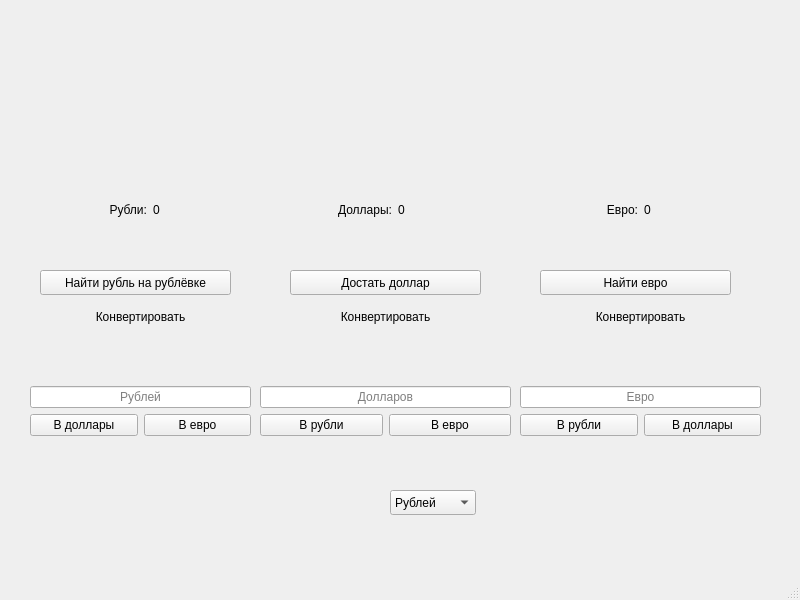
Znoleg/AuctionGame, file mainwindow.ui: the form before one commit.
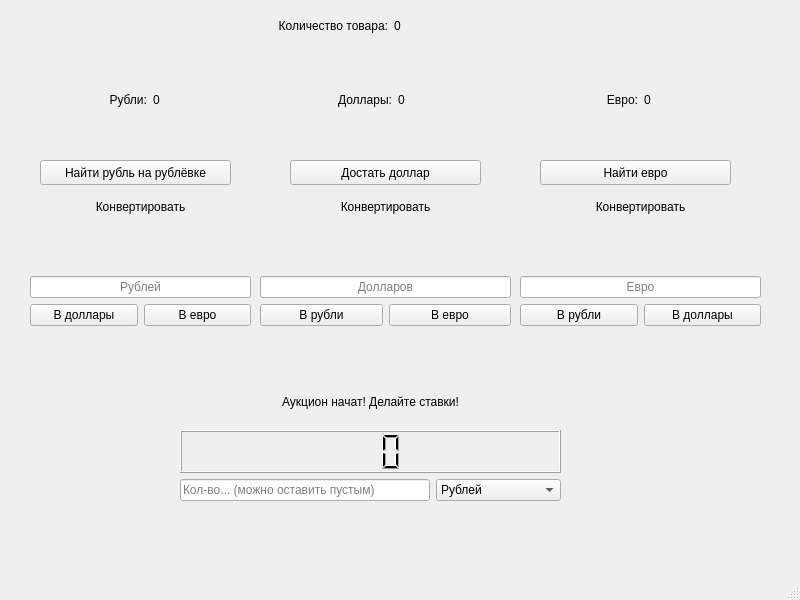
The form after the commit.

Patch:
```diff
--- a/mainwindow.ui
+++ b/mainwindow.ui
@@ -18,7 +18,7 @@
     <property name="geometry">
      <rect>
       <x>30</x>
-      <y>170</y>
+      <y>60</y>
       <width>731</width>
       <height>80</height>
      </rect>
@@ -81,7 +81,7 @@
     <property name="geometry">
      <rect>
       <x>30</x>
-      <y>310</y>
+      <y>200</y>
       <width>221</width>
       <height>126</height>
      </rect>
@@ -143,7 +143,7 @@
     <property name="geometry">
      <rect>
       <x>260</x>
-      <y>310</y>
+      <y>200</y>
       <width>251</width>
       <height>126</height>
      </rect>
@@ -205,7 +205,7 @@
     <property name="geometry">
      <rect>
       <x>520</x>
-      <y>310</y>
+      <y>200</y>
       <width>241</width>
       <height>126</height>
      </rect>
@@ -267,7 +267,7 @@
     <property name="geometry">
      <rect>
       <x>40</x>
-      <y>270</y>
+      <y>160</y>
       <width>191</width>
       <height>25</height>
      </rect>
@@ -283,7 +283,7 @@
     <property name="geometry">
      <rect>
       <x>290</x>
-      <y>270</y>
+      <y>160</y>
       <width>191</width>
       <height>25</height>
      </rect>
@@ -305,7 +305,7 @@
     <property name="geometry">
      <rect>
       <x>540</x>
-      <y>270</y>
+      <y>160</y>
       <width>191</width>
       <height>25</height>
      </rect>
@@ -317,15 +317,37 @@
      <string>Найти евро</string>
     </property>
    </widget>
-   <widget class="QComboBox" name="comboBox">
+   <widget class="QLabel" name="WarningLabel">
     <property name="geometry">
      <rect>
-      <x>390</x>
-      <y>490</y>
-      <width>86</width>
-      <height>25</height>
+      <x>200</x>
+      <y>340</y>
+      <width>341</width>
+      <height>20</height>
      </rect>
     </property>
+    <property name="styleSheet">
+     <string notr="true">color: rgb(239, 41, 41)</string>
+    </property>
+    <property name="text">
+     <string/>
+    </property>
+    <property name="alignment">
+     <set>Qt::AlignCenter</set>
+    </property>
+   </widget>
+   <widget class="QWidget" name="gridLayoutWidget">
+    <property name="geometry">
+     <rect>
+      <x>180</x>
+      <y>380</y>
+      <width>381</width>
+      <height>121</height>
+     </rect>
+    </property>
+    <layout class="QGridLayout" name="AucForm">
+     <item row="2" column="2">
+      <widget class="QComboBox" name="AucCurrency">
     <item>
      <property name="text">
       <string>Рублей</string>
@@ -341,6 +363,62 @@
       <string>Евро</string>
      </property>
     </item>
+      </widget>
+     </item>
+     <item row="0" column="0" colspan="3">
+      <widget class="QLabel" name="AucLabel">
+       <property name="text">
+        <string>Аукцион начат! Делайте ставки!</string>
+       </property>
+       <property name="alignment">
+        <set>Qt::AlignCenter</set>
+       </property>
+      </widget>
+     </item>
+     <item row="2" column="0" colspan="2">
+      <widget class="QLineEdit" name="AucBetValue">
+       <property name="placeholderText">
+        <string>Кол-во... (можно оставить пустым)</string>
+       </property>
+      </widget>
+     </item>
+     <item row="1" column="0" colspan="3">
+      <widget class="QLCDNumber" name="AucTimeleft">
+       <property name="digitCount">
+        <number>3</number>
+       </property>
+      </widget>
+     </item>
+    </layout>
+   </widget>
+   <widget class="QWidget" name="horizontalLayoutWidget_2">
+    <property name="geometry">
+     <rect>
+      <x>160</x>
+      <y>0</y>
+      <width>461</width>
+      <height>51</height>
+     </rect>
+    </property>
+    <layout class="QHBoxLayout" name="horizontalLayout_3">
+     <item>
+      <widget class="QLabel" name="GoodsLabel">
+       <property name="text">
+        <string>Количество товара:</string>
+       </property>
+       <property name="alignment">
+        <set>Qt::AlignRight|Qt::AlignTrailing|Qt::AlignVCenter</set>
+       </property>
+      </widget>
+     </item>
+     <item>
+      <widget class="QLabel" name="GoodsCount">
+       <property name="text">
+        <string>0</string>
+       </property>
+      </widget>
+     </item>
+    </layout>
    </widget>
   </widget>
   <widget class="QMenuBar" name="menubar">
```
Lines whose indentation alone changed are shown as unchanged.
